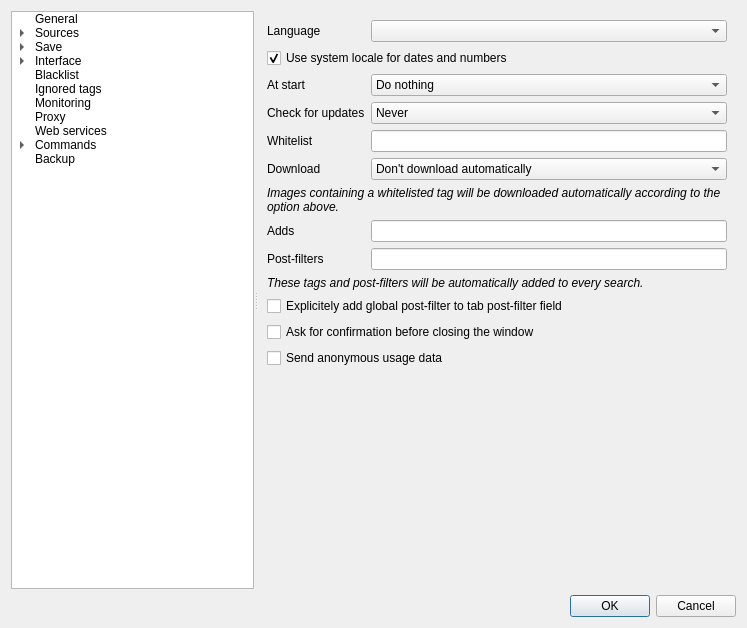
This is src/gui/src/settings/options-window.ui in Bionus/imgbrd-grabber as Qt 5 draws it before an edit. The edited form follows.
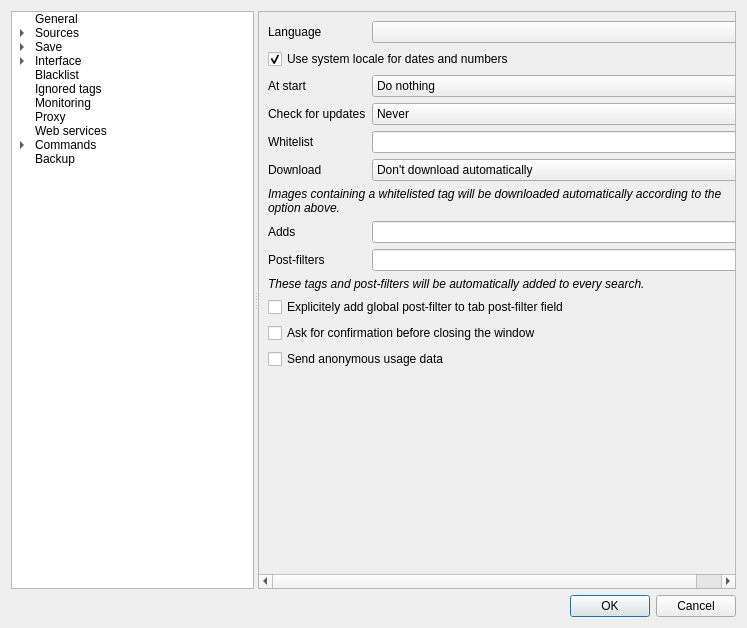
This is the edited form. Icons and pictures are not drawn.

Commit message: Enclose stacked widget in a scroll area

```diff
--- a/src/gui/src/settings/options-window.ui
+++ b/src/gui/src/settings/options-window.ui
@@ -195,6 +195,13 @@
        </property>
       </item>
      </widget>
+     <widget class="QScrollArea" name="stackedWidgetScrollArea">
+      <property name="minimumSize">
+        <size>
+          <width>0</width>
+          <height>400</height>
+        </size>
+      </property>
      <widget class="QStackedWidget" name="stackedWidget">
       <property name="sizePolicy">
        <sizepolicy hsizetype="Expanding" vsizetype="Expanding">
@@ -5979,6 +5986,7 @@
          </spacer>
         </item>
        </layout>
+        </widget>
       </widget>
      </widget>
     </widget>
```
